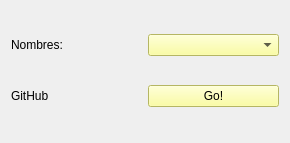
Before: the Qt Designer form creditosform.ui in FLiamTech/askme, drawn with Qt 5.
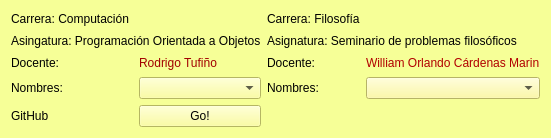
After: the same form once the commit is applied.

```diff
--- a/creditosform.ui
+++ b/creditosform.ui
@@ -6,29 +6,29 @@
    <rect>
     <x>0</x>
     <y>0</y>
-    <width>290</width>
-    <height>143</height>
+    <width>536</width>
+    <height>138</height>
    </rect>
   </property>
   <property name="windowTitle">
    <string>Form</string>
   </property>
+  <property name="styleSheet">
+   <string notr="true">background-color: rgb(246, 255, 151);</string>
+  </property>
   <layout class="QGridLayout" name="gridLayout">
-   <item row="1" column="0">
-    <widget class="QLabel" name="label_2">
-     <property name="text">
-      <string>GitHub</string>
+   <item row="2" column="3">
+    <widget class="QLabel" name="label_11">
+     <property name="styleSheet">
+      <string notr="true">font: 700 italic 9pt &quot;Segoe UI&quot;;
+Color: rgb(177, 0, 0)</string>
      </property>
-    </widget>
-   </item>
-   <item row="0" column="0">
-    <widget class="QLabel" name="label">
      <property name="text">
-      <string>Nombres:</string>
+      <string>William Orlando Cárdenas Marin</string>
      </property>
     </widget>
    </item>
-   <item row="1" column="1">
+   <item row="4" column="1">
     <widget class="QPushButton" name="pushButton">
      <property name="styleSheet">
       <string notr="true">background-color: rgb(253, 255, 138);
@@ -40,14 +40,98 @@
      </property>
     </widget>
    </item>
-   <item row="0" column="1">
-    <widget class="QComboBox" name="comboBox">
+   <item row="0" column="0" colspan="2">
+    <widget class="QLabel" name="label_3">
+     <property name="text">
+      <string>Carrera: Computación</string>
+     </property>
+    </widget>
+   </item>
+   <item row="0" column="2">
+    <widget class="QLabel" name="label_4">
+     <property name="text">
+      <string>Carrera: Filosofía</string>
+     </property>
+    </widget>
+   </item>
+   <item row="3" column="3">
+    <widget class="QComboBox" name="cmbColaboradoresDos">
+     <property name="styleSheet">
+      <string notr="true">background-color: rgb(255, 251, 143);</string>
+     </property>
+    </widget>
+   </item>
+   <item row="1" column="2" colspan="2">
+    <widget class="QLabel" name="label_6">
+     <property name="text">
+      <string>Asignatura: Seminario de problemas filosóficos</string>
+     </property>
+    </widget>
+   </item>
+   <item row="3" column="2">
+    <widget class="QLabel" name="label_7">
+     <property name="text">
+      <string>Nombres:</string>
+     </property>
+    </widget>
+   </item>
+   <item row="2" column="0">
+    <widget class="QLabel" name="label_8">
+     <property name="styleSheet">
+      <string notr="true"/>
+     </property>
+     <property name="text">
+      <string>Docente:</string>
+     </property>
+    </widget>
+   </item>
+   <item row="3" column="1">
+    <widget class="QComboBox" name="cmbColaboradoresUno">
      <property name="styleSheet">
       <string notr="true">font: italic 9pt &quot;Segoe UI&quot;;
 background-color: rgb(253, 255, 138);</string>
      </property>
     </widget>
    </item>
+   <item row="4" column="0">
+    <widget class="QLabel" name="label_2">
+     <property name="text">
+      <string>GitHub</string>
+     </property>
+    </widget>
+   </item>
+   <item row="1" column="0" colspan="2">
+    <widget class="QLabel" name="label_5">
+     <property name="text">
+      <string>Asingatura: Programación Orientada a Objetos</string>
+     </property>
+    </widget>
+   </item>
+   <item row="2" column="2">
+    <widget class="QLabel" name="label_9">
+     <property name="text">
+      <string>Docente:</string>
+     </property>
+    </widget>
+   </item>
+   <item row="3" column="0">
+    <widget class="QLabel" name="label">
+     <property name="text">
+      <string>Nombres:</string>
+     </property>
+    </widget>
+   </item>
+   <item row="2" column="1">
+    <widget class="QLabel" name="label_10">
+     <property name="styleSheet">
+      <string notr="true">font: 700 italic 9pt &quot;Segoe UI&quot;;
+color: rgb(162, 0, 0);</string>
+     </property>
+     <property name="text">
+      <string>Rodrigo Tufiño</string>
+     </property>
+    </widget>
+   </item>
   </layout>
  </widget>
  <resources/>
```
